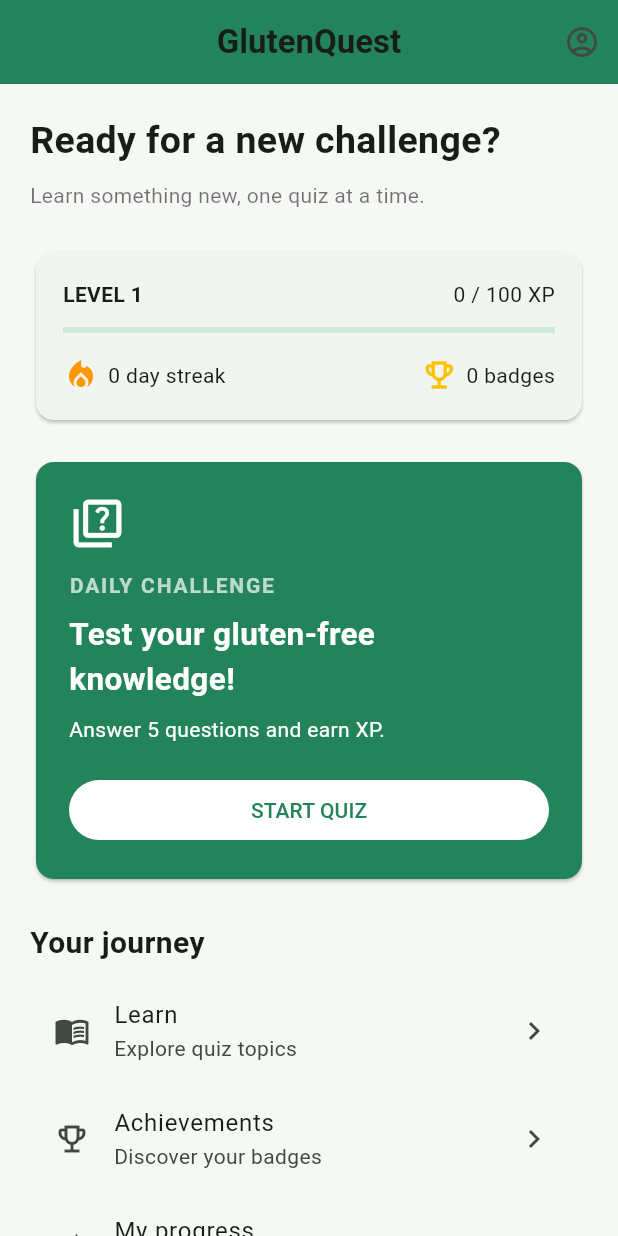
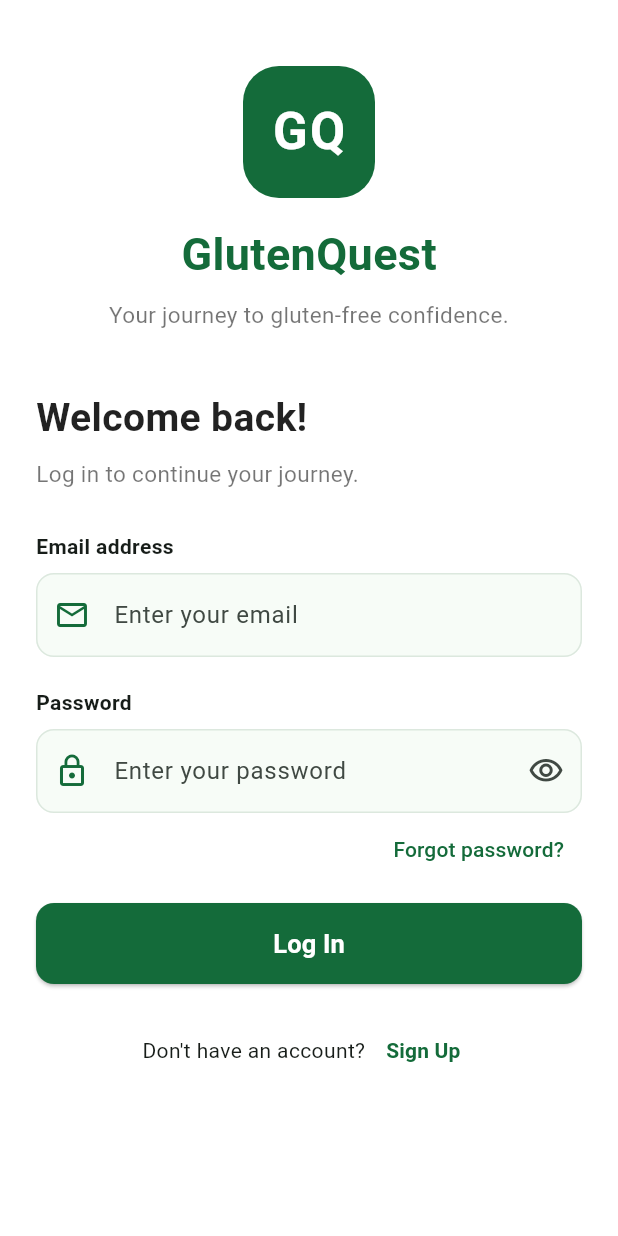
Before and after one commit to C00298638/GlutenQuest, a Flutter app: the screen it shows after launch, on a phone screen of 412 x 824 dp. Run offline on Flutter 3.47's test engine with Material 3 defaults, Android fonts, the phone set to English and light mode, and no system bars.

Commit message:
Login screen UI and conenct login screen to home screen

```diff
--- a/glutenquest/lib/main.dart
+++ b/glutenquest/lib/main.dart
@@ -1,6 +1,6 @@
 
 import 'package:flutter/material.dart';
-import 'screens/home_screen.dart';
+import 'screens/login_screen.dart';
 
 void main() {
   runApp(const GlutenQuestApp());
@@ -21,7 +21,7 @@ class GlutenQuestApp extends StatelessWidget {
         ),
         scaffoldBackgroundColor: const Color(0xFFF6F8F5),
       ),
-      home: const HomeScreen(),
+      home: const LoginScreen(),
     );
   }
 }
--- a/glutenquest/lib/screens/login_screen.dart
+++ b/glutenquest/lib/screens/login_screen.dart
@@ -0,0 +1,305 @@
+
+import 'package:flutter/material.dart';
+import 'home_screen.dart';
+
+class LoginScreen extends StatefulWidget {
+  const LoginScreen({super.key});
+
+  @override
+  State<LoginScreen> createState() => _LoginScreenState();
+}
+
+class _LoginScreenState extends State<LoginScreen> {
+  final _formKey = GlobalKey<FormState>();
+  final _emailController = TextEditingController();
+  final _passwordController = TextEditingController();
+
+  bool _obscurePassword = true;
+
+  @override
+  void dispose() {
+    _emailController.dispose();
+    _passwordController.dispose();
+    super.dispose();
+  }
+
+  void _login() {
+    if (!_formKey.currentState!.validate()) {
+      return;
+    }
+
+    Navigator.of(context).pushReplacement(
+      MaterialPageRoute(
+        builder: (_) => const HomeScreen(),
+      ),
+    );
+  }
+
+  void _openSignUp() {
+    ScaffoldMessenger.of(context).showSnackBar(
+      const SnackBar(
+        content: Text('Registration screen coming next!'),
+      ),
+    );
+  }
+
+  @override
+  Widget build(BuildContext context) {
+    const darkGreen = Color(0xFF146B3A);
+    const lightGreen = Color(0xFFE8F5E9);
+
+    return Scaffold(
+      backgroundColor: Colors.white,
+      body: SafeArea(
+        child: SingleChildScrollView(
+          padding: const EdgeInsets.symmetric(
+            horizontal: 24,
+            vertical: 20,
+          ),
+          child: Form(
+            key: _formKey,
+            child: Column(
+              crossAxisAlignment: CrossAxisAlignment.stretch,
+              children: [
+                const SizedBox(height: 24),
+
+                // GlutenQuest branding
+                Center(
+                  child: Column(
+                    children: [
+                      Container(
+                        width: 88,
+                        height: 88,
+                        decoration: BoxDecoration(
+                          color: darkGreen,
+                          borderRadius: BorderRadius.circular(24),
+                        ),
+                        child: const Center(
+                          child: Text(
+                            'GQ',
+                            style: TextStyle(
+                              color: Colors.white,
+                              fontSize: 34,
+                              fontWeight: FontWeight.bold,
+                              letterSpacing: 1.5,
+                            ),
+                          ),
+                        ),
+                      ),
+                      const SizedBox(height: 16),
+                      const Text(
+                        'GlutenQuest',
+                        style: TextStyle(
+                          fontSize: 30,
+                          fontWeight: FontWeight.bold,
+                          color: darkGreen,
+                        ),
+                      ),
+                      const SizedBox(height: 8),
+                      const Text(
+                        'Your journey to gluten-free confidence.',
+                        textAlign: TextAlign.center,
+                        style: TextStyle(
+                          fontSize: 15,
+                          color: Colors.black54,
+                        ),
+                      ),
+                    ],
+                  ),
+                ),
+
+                const SizedBox(height: 40),
+
+                const Text(
+                  'Welcome back!',
+                  style: TextStyle(
+                    fontSize: 26,
+                    fontWeight: FontWeight.bold,
+                    color: Colors.black87,
+                  ),
+                ),
+                const SizedBox(height: 8),
+                const Text(
+                  'Log in to continue your journey.',
+                  style: TextStyle(
+                    fontSize: 15,
+                    color: Colors.black54,
+                  ),
+                ),
+
+                const SizedBox(height: 28),
+
+                // Email field
+                const Text(
+                  'Email address',
+                  style: TextStyle(fontWeight: FontWeight.w600),
+                ),
+                const SizedBox(height: 8),
+                TextFormField(
+                  controller: _emailController,
+                  keyboardType: TextInputType.emailAddress,
+                  textInputAction: TextInputAction.next,
+                  autocorrect: false,
+                  decoration: InputDecoration(
+                    hintText: 'Enter your email',
+                    prefixIcon: const Icon(
+                      Icons.email_outlined,
+                      color: darkGreen,
+                    ),
+                    filled: true,
+                    fillColor: lightGreen.withValues(alpha: 0.35),
+                    border: OutlineInputBorder(
+                      borderRadius: BorderRadius.circular(12),
+                    ),
+                    enabledBorder: OutlineInputBorder(
+                      borderRadius: BorderRadius.circular(12),
+                      borderSide: const BorderSide(
+                        color: Color(0xFFDCE8DE),
+                      ),
+                    ),
+                  ),
+                  validator: (value) {
+                    if (value == null || value.trim().isEmpty) {
+                      return 'Please enter your email address.';
+                    }
+
+                    if (!RegExp(
+                      r'^[^@\s]+@[^@\s]+\.[^@\s]+$',
+                    ).hasMatch(value.trim())) {
+                      return 'Please enter a valid email address.';
+                    }
+
+                    return null;
+                  },
+                ),
+
+                const SizedBox(height: 20),
+
+                // Password field
+                const Text(
+                  'Password',
+                  style: TextStyle(fontWeight: FontWeight.w600),
+                ),
+                const SizedBox(height: 8),
+                TextFormField(
+                  controller: _passwordController,
+                  obscureText: _obscurePassword,
+                  textInputAction: TextInputAction.done,
+                  onFieldSubmitted: (_) => _login(),
+                  decoration: InputDecoration(
+                    hintText: 'Enter your password',
+                    prefixIcon: const Icon(
+                      Icons.lock_outline,
+                      color: darkGreen,
+                    ),
+                    suffixIcon: IconButton(
+                      tooltip: _obscurePassword
+                          ? 'Show password'
+                          : 'Hide password',
+                      icon: Icon(
+                        _obscurePassword
+                            ? Icons.visibility_outlined
+                            : Icons.visibility_off_outlined,
+                      ),
+                      onPressed: () {
+                        setState(() {
+                          _obscurePassword = !_obscurePassword;
+                        });
+                      },
+                    ),
+                    filled: true,
+                    fillColor: lightGreen.withValues(alpha: 0.35),
+                    border: OutlineInputBorder(
+                      borderRadius: BorderRadius.circular(12),
+                    ),
+                    enabledBorder: OutlineInputBorder(
+                      borderRadius: BorderRadius.circular(12),
+                      borderSide: const BorderSide(
+                        color: Color(0xFFDCE8DE),
+                      ),
+                    ),
+                  ),
+                  validator: (value) {
+                    if (value == null || value.isEmpty) {
+                      return 'Please enter your password.';
+                    }
+
+                    return null;
+                  },
+                ),
+
+                Align(
+                  alignment: Alignment.centerRight,
+                  child: TextButton(
+                    onPressed: () {
+                      ScaffoldMessenger.of(context).showSnackBar(
+                        const SnackBar(
+                          content: Text(
+                            'Password recovery will be added later.',
+                          ),
+                        ),
+                      );
+                    },
+                    child: const Text(
+                      'Forgot password?',
+                      style: TextStyle(color: darkGreen),
+                    ),
+                  ),
+                ),
+
+                const SizedBox(height: 12),
+
+                // Login button
+                SizedBox(
+                  height: 54,
+                  child: ElevatedButton(
+                    onPressed: _login,
+                    style: ElevatedButton.styleFrom(
+                      backgroundColor: darkGreen,
+                      foregroundColor: Colors.white,
+                      shape: RoundedRectangleBorder(
+                        borderRadius: BorderRadius.circular(12),
+                      ),
+                    ),
+                    child: const Text(
+                      'Log In',
+                      style: TextStyle(
+                        fontSize: 17,
+                        fontWeight: FontWeight.bold,
+                      ),
+                    ),
+                  ),
+                ),
+
+                const SizedBox(height: 20),
+
+                // Registration link
+                Row(
+                  mainAxisAlignment: MainAxisAlignment.center,
+                  children: [
+                    const Flexible(
+                      child: Text(
+                        "Don't have an account? ",
+                        textAlign: TextAlign.center,
+                      ),
+                    ),
+                    TextButton(
+                      onPressed: _openSignUp,
+                      child: const Text(
+                        'Sign Up',
+                        style: TextStyle(
+                          color: darkGreen,
+                          fontWeight: FontWeight.bold,
+                        ),
+                      ),
+                    ),
+                  ],
+                ),
+              ],
+            ),
+          ),
+        ),
+      ),
+    );
+  }
+}
```
